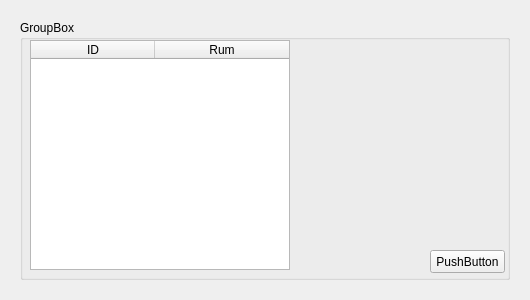
PRJ2GR15/Software-Design, file HomeAutomation/editunit.ui: the form before one commit.
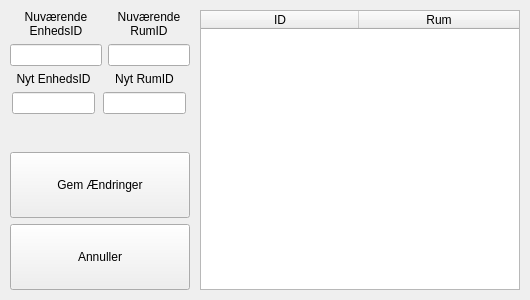
The form after the commit.

Commit message: Tilføjet flere ting til editUnit

The edit to the form file:
```diff
--- a/HomeAutomation/editunit.ui
+++ b/HomeAutomation/editunit.ui
@@ -19,78 +19,248 @@
   <property name="windowTitle">
    <string>Form</string>
   </property>
-  <widget class="QGroupBox" name="groupBox">
+  <widget class="QWidget" name="verticalLayoutWidget">
    <property name="geometry">
     <rect>
-     <x>20</x>
-     <y>20</y>
-     <width>490</width>
-     <height>260</height>
+     <x>10</x>
+     <y>10</y>
+     <width>180</width>
+     <height>280</height>
     </rect>
    </property>
-   <property name="sizePolicy">
-    <sizepolicy hsizetype="Fixed" vsizetype="Fixed">
-     <horstretch>0</horstretch>
-     <verstretch>0</verstretch>
-    </sizepolicy>
+   <layout class="QVBoxLayout" name="main_LeftLayout">
+    <item>
+     <layout class="QHBoxLayout" name="currentValues_Layout">
+      <item>
+       <layout class="QVBoxLayout" name="currentUnitID_Layout">
+        <item>
+         <widget class="QLabel" name="currentUnitID_Label">
+          <property name="sizePolicy">
+           <sizepolicy hsizetype="Preferred" vsizetype="Preferred">
+            <horstretch>0</horstretch>
+            <verstretch>0</verstretch>
+           </sizepolicy>
+          </property>
+          <property name="text">
+           <string>Nuværende EnhedsID</string>
+          </property>
+          <property name="alignment">
+           <set>Qt::AlignCenter</set>
+          </property>
+          <property name="wordWrap">
+           <bool>true</bool>
+          </property>
+         </widget>
+        </item>
+        <item>
+         <widget class="QLineEdit" name="currentUnitID_LineEdit">
+          <property name="sizePolicy">
+           <sizepolicy hsizetype="Preferred" vsizetype="Fixed">
+            <horstretch>0</horstretch>
+            <verstretch>0</verstretch>
+           </sizepolicy>
+          </property>
+          <property name="readOnly">
+           <bool>true</bool>
+          </property>
+         </widget>
+        </item>
+       </layout>
+      </item>
+      <item>
+       <layout class="QVBoxLayout" name="currentRoomID_Layout">
+        <item>
+         <widget class="QLabel" name="currentRoomID_Label">
+          <property name="text">
+           <string>Nuværende RumID</string>
+          </property>
+          <property name="alignment">
+           <set>Qt::AlignCenter</set>
+          </property>
+          <property name="wordWrap">
+           <bool>true</bool>
+          </property>
+         </widget>
+        </item>
+        <item>
+         <widget class="QLineEdit" name="currentRoomID_LineEdit"/>
+        </item>
+       </layout>
+      </item>
+     </layout>
+    </item>
+    <item>
+     <layout class="QHBoxLayout" name="newValues_Layout">
+      <item>
+       <layout class="QVBoxLayout" name="newUnitID_Layout">
+        <property name="sizeConstraint">
+         <enum>QLayout::SetDefaultConstraint</enum>
+        </property>
+        <item>
+         <widget class="QLabel" name="newUnitID_Label">
+          <property name="text">
+           <string>Nyt EnhedsID</string>
+          </property>
+          <property name="alignment">
+           <set>Qt::AlignCenter</set>
+          </property>
+          <property name="wordWrap">
+           <bool>true</bool>
+          </property>
+         </widget>
+        </item>
+        <item>
+         <widget class="QLineEdit" name="newUnitID_LineEdit">
+          <property name="sizePolicy">
+           <sizepolicy hsizetype="Fixed" vsizetype="Fixed">
+            <horstretch>0</horstretch>
+            <verstretch>0</verstretch>
+           </sizepolicy>
+          </property>
+          <property name="minimumSize">
+           <size>
+            <width>83</width>
+            <height>0</height>
+           </size>
+          </property>
+          <property name="maximumSize">
+           <size>
+            <width>83</width>
+            <height>16777215</height>
+           </size>
+          </property>
+         </widget>
+        </item>
+       </layout>
+      </item>
+      <item>
+       <layout class="QVBoxLayout" name="verticalLayout_7">
+        <item>
+         <widget class="QLabel" name="newRoomID_Label">
+          <property name="text">
+           <string>Nyt RumID</string>
+          </property>
+          <property name="alignment">
+           <set>Qt::AlignCenter</set>
+          </property>
+          <property name="wordWrap">
+           <bool>true</bool>
+          </property>
+         </widget>
+        </item>
+        <item>
+         <widget class="QLineEdit" name="newUnitID_LineEdit_2">
+          <property name="sizePolicy">
+           <sizepolicy hsizetype="Fixed" vsizetype="Fixed">
+            <horstretch>0</horstretch>
+            <verstretch>0</verstretch>
+           </sizepolicy>
+          </property>
+          <property name="minimumSize">
+           <size>
+            <width>83</width>
+            <height>0</height>
+           </size>
+          </property>
+          <property name="maximumSize">
+           <size>
+            <width>83</width>
+            <height>16777215</height>
+           </size>
+          </property>
+         </widget>
+        </item>
+       </layout>
+      </item>
+     </layout>
+    </item>
+    <item>
+     <spacer name="verticalSpacer">
+      <property name="orientation">
+       <enum>Qt::Vertical</enum>
+      </property>
+      <property name="sizeHint" stdset="0">
+       <size>
+        <width>20</width>
+        <height>40</height>
+       </size>
+      </property>
+     </spacer>
+    </item>
+    <item>
+     <widget class="QPushButton" name="editUnit_Save_PushButton">
+      <property name="minimumSize">
+       <size>
+        <width>0</width>
+        <height>66</height>
+       </size>
+      </property>
+      <property name="text">
+       <string>Gem Ændringer</string>
+      </property>
+     </widget>
+    </item>
+    <item>
+     <widget class="QPushButton" name="editUnit_Cancel_PushButton">
+      <property name="minimumSize">
+       <size>
+        <width>0</width>
+        <height>66</height>
+       </size>
+      </property>
+      <property name="text">
+       <string>Annuller</string>
+      </property>
+     </widget>
+    </item>
+   </layout>
+  </widget>
+  <widget class="QWidget" name="verticalLayoutWidget_2">
+   <property name="geometry">
+    <rect>
+     <x>200</x>
+     <y>10</y>
+     <width>320</width>
+     <height>280</height>
+    </rect>
    </property>
-   <property name="title">
-    <string>GroupBox</string>
-   </property>
-   <widget class="QPushButton" name="pushButton">
-    <property name="geometry">
-     <rect>
-      <x>410</x>
-      <y>230</y>
-      <width>75</width>
-      <height>23</height>
-     </rect>
-    </property>
-    <property name="text">
-     <string>PushButton</string>
-    </property>
-   </widget>
-   <widget class="QTableWidget" name="editUnit_Table">
-    <property name="geometry">
-     <rect>
-      <x>10</x>
-      <y>20</y>
-      <width>260</width>
-      <height>230</height>
-     </rect>
-    </property>
-    <property name="editTriggers">
-     <set>QAbstractItemView::NoEditTriggers</set>
-    </property>
-    <property name="alternatingRowColors">
-     <bool>false</bool>
-    </property>
-    <property name="selectionMode">
-     <enum>QAbstractItemView::SingleSelection</enum>
-    </property>
-    <property name="selectionBehavior">
-     <enum>QAbstractItemView::SelectRows</enum>
-    </property>
-    <attribute name="horizontalHeaderDefaultSectionSize">
-     <number>124</number>
-    </attribute>
-    <attribute name="horizontalHeaderStretchLastSection">
-     <bool>true</bool>
-    </attribute>
-    <attribute name="verticalHeaderVisible">
-     <bool>false</bool>
-    </attribute>
-    <column>
-     <property name="text">
-      <string>ID</string>
-     </property>
-    </column>
-    <column>
-     <property name="text">
-      <string>Rum</string>
-     </property>
-    </column>
-   </widget>
+   <layout class="QVBoxLayout" name="Table_Layout">
+    <item>
+     <widget class="QTableWidget" name="editUnit_Table">
+      <property name="editTriggers">
+       <set>QAbstractItemView::NoEditTriggers</set>
+      </property>
+      <property name="alternatingRowColors">
+       <bool>true</bool>
+      </property>
+      <property name="selectionMode">
+       <enum>QAbstractItemView::SingleSelection</enum>
+      </property>
+      <property name="selectionBehavior">
+       <enum>QAbstractItemView::SelectRows</enum>
+      </property>
+      <attribute name="horizontalHeaderDefaultSectionSize">
+       <number>158</number>
+      </attribute>
+      <attribute name="horizontalHeaderStretchLastSection">
+       <bool>true</bool>
+      </attribute>
+      <attribute name="verticalHeaderVisible">
+       <bool>false</bool>
+      </attribute>
+      <column>
+       <property name="text">
+        <string>ID</string>
+       </property>
+      </column>
+      <column>
+       <property name="text">
+        <string>Rum</string>
+       </property>
+      </column>
+     </widget>
+    </item>
+   </layout>
   </widget>
  </widget>
  <resources/>
```
The commit also changes 6 other files.
